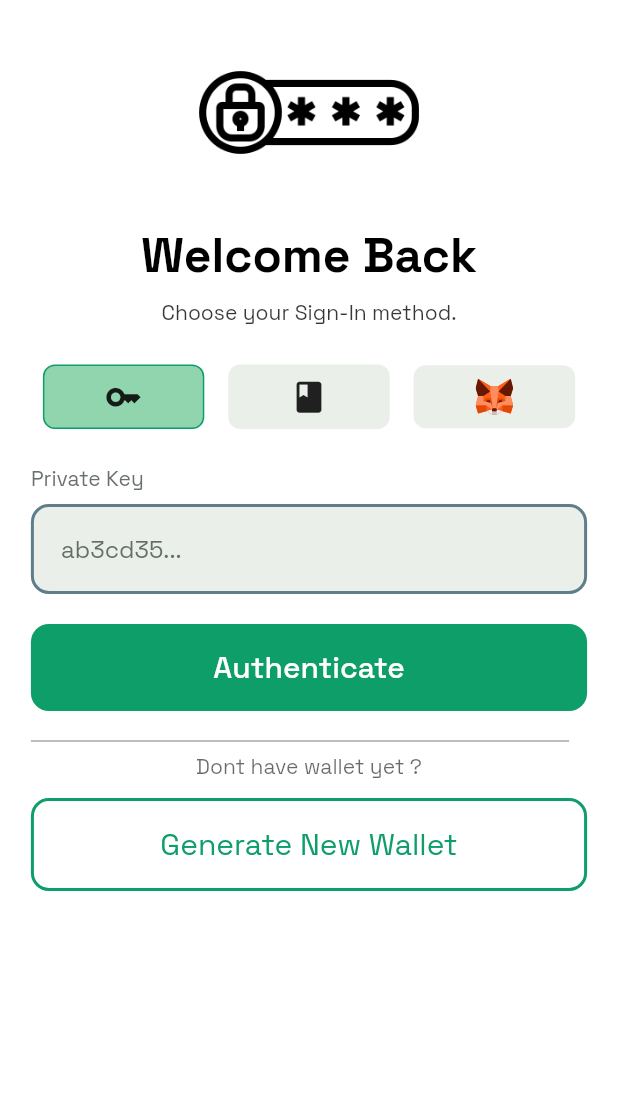
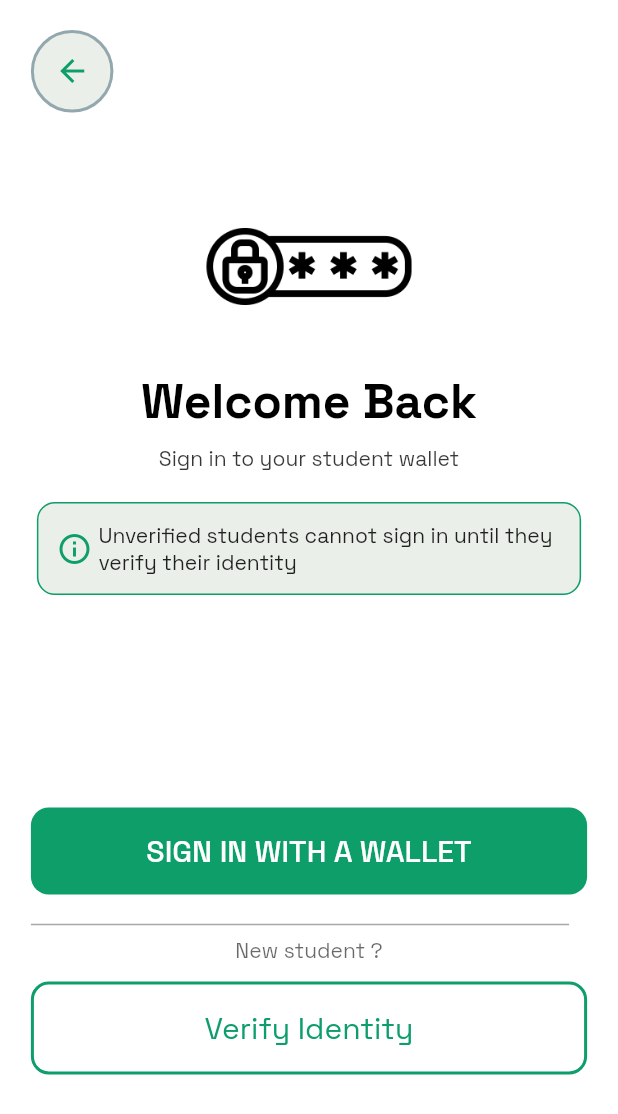
Before and after one commit to marouan-boumchahate/S2dent, a Flutter app: the LoginPage widget shown alone on an empty page, opened directly, on a phone screen of 412 x 824 dp. Shown: the top 1114 px of the screen. Run offline on Flutter 3.47's test engine with Material 3 defaults, Android fonts, the phone set to English and light mode, and no system bars; our stand-ins replace device_preview, flex_color_scheme, flutter_riverpod, flutter_svg, google_fonts, pinput; missing offline and left inert: mobile_scanner, reown_appkit.

Commit message:
Refactor Auth flow

```diff
--- /dev/null
+++ b/app/lib/components/buttons/custom_backbutton.dart
@@ -0,0 +1,30 @@
+import 'package:app/extensions/context_extensions.dart';
+import 'package:flutter/material.dart';
+
+class CustomBackButton extends StatelessWidget {
+  const CustomBackButton({super.key});
+
+  @override
+  Widget build(BuildContext context) {
+    return Positioned(
+      top: 20,
+      left: 0,
+      child: Container(
+        width: 55,
+        height: 55,
+        decoration: BoxDecoration(
+          color: context.colors.surfaceContainer,
+          shape: BoxShape.circle,
+          border: Border.all(
+            color: Colors.blueGrey.withAlpha(160),
+            width: 2,
+          ),
+        ),
+        child: BackButton(
+          onPressed: () => Navigator.pop(context),
+          color: context.colors.primary,
+        ),
+      ),
+    );
+  }
+}
--- /dev/null
+++ b/app/lib/pages/auth/login.dart
@@ -0,0 +1,143 @@
+import 'package:app/components/app_layout.dart';
+import 'package:app/components/buttons/custom_backbutton.dart';
+import 'package:app/components/buttons/primary_button.dart';
+import 'package:app/components/buttons/secondary_button.dart';
+
+import 'package:app/extensions/context_extensions.dart';
+import 'package:app/pages/auth/verify_email.dart';
+import 'package:flutter/material.dart';
+import 'package:flutter_riverpod/flutter_riverpod.dart';
+
+class LoginPage extends ConsumerStatefulWidget {
+  const LoginPage({super.key});
+
+  @override
+  ConsumerState<LoginPage> createState() => _LoginPageState();
+}
+
+class _LoginPageState extends ConsumerState<LoginPage> {
+  bool isDark = true;
+
+  void onTapVerify() {
+    Navigator.push(
+      context,
+      MaterialPageRoute(
+        builder: (context) => VerifyEmailPage(),
+      ),
+    );
+  }
+
+  @override
+  Widget build(BuildContext context) {
+    final icon = Theme.brightnessOf(context) == Brightness.dark
+        ? "assets/password.png"
+        : "assets/password_light.png";
+    return AppLayout(
+        child: Stack(
+      children: [
+        LayoutBuilder(
+          builder: (context, constraints) => SingleChildScrollView(
+            child: ConstrainedBox(
+              constraints: BoxConstraints(minHeight: constraints.maxHeight),
+              child: Column(
+                mainAxisAlignment: MainAxisAlignment.spaceEvenly,
+                children: [
+                  _headerSection(context, icon),
+                  _bottomSection(context)
+                ],
+              ),
+            ),
+          ),
+        ),
+        CustomBackButton(),
+      ],
+    ));
+  }
+
+  Column _bottomSection(BuildContext context) {
+    return Column(
+      children: [
+        PrimaryButton(
+          onTap: () {},
+          label: "SIGN IN WITH A WALLET",
+        ),
+        _dividerSection(context),
+        SecondaryButton(onTap: onTapVerify, label: "Verify Identity"),
+      ],
+    );
+  }
+
+  Padding _dividerSection(BuildContext context) {
+    return Padding(
+      padding: const EdgeInsetsGeometry.symmetric(vertical: 12),
+      child: Column(
+        children: [
+          Divider(
+            color: context.colors.onSurfaceVariant.withAlpha(120),
+            thickness: 1,
+            endIndent: 12,
+          ),
+          Text(
+            "New student ?",
+            style: TextStyle(
+              color: context.colors.onSurface.withAlpha(150),
+            ),
+          )
+        ],
+      ),
+    );
+  }
+
+  Container _headerSection(BuildContext context, String icon) {
+    return Container(
+      padding: const EdgeInsets.only(bottom: 16.0),
+      child: Column(
+        children: [
+          Image.asset(
+            icon,
+            width: 140,
+          ),
+          Text(
+            "Welcome Back",
+            style: TextStyle(
+                fontWeight: FontWeight.bold,
+                fontSize: 32,
+                color: context.colors.onSurface),
+          ),
+          Text(
+            "Sign in to your student wallet",
+            style: TextStyle(
+              height: 2,
+              color: context.colors.onSurface.withAlpha(200),
+            ),
+          ),
+          Padding(
+            padding: const EdgeInsets.symmetric(vertical: 18, horizontal: 4),
+            child: Container(
+              padding: const EdgeInsets.all(12),
+              decoration: BoxDecoration(
+                color: context.colors.surfaceContainer,
+                borderRadius: BorderRadius.circular(12),
+                border: Border.all(color: context.colors.primary),
+              ),
+              child: Row(
+                children: [
+                  Icon(Icons.info_outline, color: context.colors.primary),
+                  Expanded(
+                    child: Padding(
+                      padding: const EdgeInsets.only(left: 4),
+                      child: Text(
+                        "Unverified students cannot sign in until they verify their identity",
+                        overflow: TextOverflow.clip,
+                      ),
+                    ),
+                  ),
+                ],
+              ),
+            ),
+          ),
+        ],
+      ),
+    );
+  }
+}
--- a/app/lib/pages/login.dart
+++ /dev/null
@@ -1,297 +0,0 @@
-import 'package:app/components/animation_wrapper.dart';
-import 'package:app/components/app_layout.dart';
-import 'package:app/components/auth_textfield.dart';
-import 'package:app/components/buttons/primary_button.dart';
-import 'package:app/components/buttons/secondary_button.dart';
-
-import 'package:app/components/buttons/toggle_button.dart';
-import 'package:app/config/app_config.dart';
-import 'package:app/extensions/context_extensions.dart';
-import 'package:app/pages/home.dart';
-import 'package:app/providers/appkit_provider.dart';
-import 'package:flutter/material.dart';
-import 'package:flutter_riverpod/flutter_riverpod.dart';
-import 'package:flutter_secure_storage/flutter_secure_storage.dart';
-import 'package:flutter_svg/svg.dart';
-import 'package:reown_appkit/reown_appkit.dart'
-    hide PrimaryButton, SecondaryButton;
-
-class LoginPage extends ConsumerStatefulWidget {
-  const LoginPage({super.key});
-
-  @override
-  ConsumerState<LoginPage> createState() => _LoginPageState();
-}
-
-enum AuthMethod { privateKey, mnemonic, metamask }
-
-class _LoginPageState extends ConsumerState<LoginPage> {
-  final _formKey = GlobalKey<FormState>();
-  final _privateController = TextEditingController();
-  final _mnemonicController = TextEditingController();
-  AuthMethod method = AuthMethod.privateKey;
-  bool isDark = true;
-
-  late ReownAppKitModal _appKitModal;
-  final _secureStorage = FlutterSecureStorage();
-  bool isModalReady = false;
-
-  @override
-  void dispose() {
-    _privateController.dispose();
-    _mnemonicController.dispose();
-    _appKitModal.onModalConnect.unsubscribe((_) {});
-    super.dispose();
-  }
-
-  @override
-  void initState() {
-    super.initState();
-    _initMetaMask();
-  }
-
-  Future<void> _initMetaMask() async {
-    debugPrint('=== PROJECT ID: "${AppConfig.projectId}" ===');
-    try {
-      _appKitModal = ReownAppKitModal(
-          context: context,
-          projectId: AppConfig.projectId,
-          metadata: PairingMetadata(
-            name: "S2dent",
-            description: "Student Credentials Blockchain",
-            url: "https://ousama-jd.vercel.app/", //fake for now TODO: change it
-            redirect: const Redirect(
-              native: "s2dent://",
-              linkMode: false,
-            ),
-          ),
-          includedWalletIds: {
-            "c57ca95b47569778a828d19178114f4db188b89b763c899ba0be274e97267d96"
-          });
-
-      _appKitModal.onModalConnect.subscribe(
-        (event) async {
-          final address = _appKitModal.session?.getAddress("eip155");
-          if (address != null) {
-            await _secureStorage.write(key: "publicKey", value: address);
-            await _secureStorage.write(key: "AuthMethod", value: "MetaMask");
-            if (mounted) {
-              Navigator.pushReplacement(
-                context,
-                MaterialPageRoute(
-                  builder: (context) => const HomePage(),
-                ),
-              );
-            }
-          }
-        },
-      );
-      await _appKitModal.init();
-      ref.read(appKitModalProvider.notifier).state = _appKitModal;
-      if (mounted) {
-        setState(() {
-          isModalReady = true;
-        });
-      }
-    } catch (e, stackTrace) {
-      debugPrint('Init failed: $e');
-      debugPrint('Stack: $stackTrace');
-    }
-  }
-
-  void onTapAuthenticate() {}
-
-  void onTapGenerate() {}
-
-  void onTapMetaMask() {
-    _appKitModal.openModalView();
-  }
-
-  @override
-  Widget build(BuildContext context) {
-    final icon = Theme.brightnessOf(context) == Brightness.dark
-        ? "assets/password.png"
-        : "assets/password_light.png";
-    return AppLayout(
-      child: SingleChildScrollView(
-        child: Form(
-          key: _formKey,
-          child: Column(
-            mainAxisAlignment: MainAxisAlignment.center,
-            children: [
-              _headerSection(context, icon),
-              _toggleButtons(),
-              method == AuthMethod.metamask
-                  ? _metamaskButton(context)
-                  : _textField(),
-              method != AuthMethod.metamask
-                  ? PrimaryButton(
-                      onTap: onTapAuthenticate,
-                      label: "Authenticate",
-                    )
-                  : const SizedBox(),
-              _dividerSection(context),
-              SecondaryButton(
-                  onTap: onTapGenerate, label: "Generate New Wallet"),
-            ],
-          ),
-        ),
-      ),
-    );
-  }
-
-  AnimationWrapper _metamaskButton(BuildContext context) {
-    return AnimationWrapper(
-      widget: Padding(
-        padding: const EdgeInsets.symmetric(vertical: 12),
-        child: Container(
-          decoration: BoxDecoration(
-            color: context.colors.primaryContainer,
-            borderRadius: BorderRadius.circular(12),
-            border: Border.all(color: context.colors.inversePrimary),
-          ),
-          child: Row(
-            mainAxisAlignment: MainAxisAlignment.center,
-            children: [
-              Text(
-                "MetaMask",
-                style: TextStyle(
-                  fontSize: 16,
-                  fontWeight: FontWeight.bold,
-                ),
-              ),
-              Padding(
-                padding: const EdgeInsets.all(8.0),
-                child: Material(
-                  color: context.colors.inversePrimary,
-                  shape: CircleBorder(),
-                  child: InkWell(
-                    customBorder: CircleBorder(),
-                    onTap: isModalReady ? onTapMetaMask : null,
-                    child: Container(
-                      padding: EdgeInsets.all(8),
-                      decoration: BoxDecoration(
-                          border: Border.all(
-                            color: context.colors.primary,
-                            width: 2,
-                          ),
-                          shape: BoxShape.circle),
-                      child: SvgPicture.asset(
-                        "assets/metamask.svg",
-                        width: 62.2,
-                      ),
-                    ),
-                  ),
-                ),
-              ),
-            ],
-          ),
-        ),
-      ),
-    );
-  }
-
-  Padding _dividerSection(BuildContext context) {
-    return Padding(
-      padding: const EdgeInsetsGeometry.symmetric(vertical: 12),
-      child: Column(
-        children: [
-          Divider(
-            color: context.colors.onSurfaceVariant.withAlpha(120),
-            thickness: 1,
-            endIndent: 12,
-          ),
-          Text(
-            "Dont have wallet yet ?",
-            style: TextStyle(
-              color: context.colors.onSurface.withAlpha(150),
-            ),
-          )
-        ],
-      ),
-    );
-  }
-
-  AnimationWrapper _textField() {
-    return AnimationWrapper(
-      widget: AuthTextfield(
-        key: ValueKey(method),
-        controller: method == AuthMethod.privateKey
-            ? _privateController
-            : _mnemonicController,
-        label: method == AuthMethod.privateKey ? "Private Key" : "Mnemonic",
-        hint:
-            method == AuthMethod.privateKey ? "ab3cd35..." : "Horse, Apple...",
-      ),
-    );
-  }
-
-  Row _toggleButtons() {
-    return Row(
-      mainAxisAlignment: MainAxisAlignment.center,
-      children: [
-        Expanded(
-          child: ToggleButton(
-            onTap: () {
-              setState(() {
-                method = AuthMethod.privateKey;
-              });
-            },
-            isSelected: method == AuthMethod.privateKey,
-            child: Icon(Icons.key, size: 25),
-          ),
-        ),
-        Expanded(
-          child: ToggleButton(
-            onTap: () {
-              setState(() {
-                method = AuthMethod.mnemonic;
-              });
-            },
-            isSelected: method == AuthMethod.mnemonic,
-            child: Icon(Icons.book, size: 25),
-          ),
-        ),
-        Expanded(
-          child: ToggleButton(
-            onTap: () {
-              setState(() {
-                method = AuthMethod.metamask;
-              });
-            },
-            isSelected: method == AuthMethod.metamask,
-            child: SvgPicture.asset("assets/metamask.svg", width: 25),
-          ),
-        ),
-      ],
-    );
-  }
-
-  Container _headerSection(BuildContext context, String icon) {
-    return Container(
-      padding: const EdgeInsets.only(bottom: 16.0),
-      child: Column(
-        children: [
-          Image.asset(
-            icon,
-            width: 150,
-          ),
-          Text(
-            "Welcome Back",
-            style: TextStyle(
-                fontWeight: FontWeight.bold,
-                fontSize: 32,
-                color: context.colors.onSurface),
-          ),
-          Text(
-            "Choose your Sign-In method.",
-            style: TextStyle(
-              height: 2,
-              color: context.colors.onSurface.withAlpha(200),
-            ),
-          ),
-        ],
-      ),
-    );
-  }
-}
--- a/app/lib/pages/verification_result.dart
+++ b/app/lib/pages/scan_result.dart
@@ -1,8 +1,8 @@
 import 'package:app/components/app_layout.dart';
 import 'package:flutter/material.dart';
 
-class VerificationResultPage extends StatelessWidget {
-  const VerificationResultPage({
+class ScanResultPage extends StatelessWidget {
+  const ScanResultPage({
     super.key,
     required this.result,
   });
--- a/app/lib/pages/scanner.dart
+++ b/app/lib/pages/scanner.dart
@@ -1,6 +1,6 @@
 import 'package:app/components/decorations/scanner_corners.dart';
 import 'package:app/extensions/context_extensions.dart';
-import 'package:app/pages/verification_result.dart';
+import 'package:app/pages/scan_result.dart';
 import 'package:flutter/material.dart';
 import 'package:mobile_scanner/mobile_scanner.dart';
 
@@ -32,8 +32,7 @@ class _ScannerPageState extends State<ScannerPage> {
     await Navigator.push(
       context,
       MaterialPageRoute(
-        builder: (context) =>
-            VerificationResultPage(result: barcode!.rawValue!),
+        builder: (context) => ScanResultPage(result: barcode!.rawValue!),
       ),
     );
     isScanned = false;
```
Also changed, not shown: app/lib/pages/auth/verify_email.dart (renamed from app/lib/pages/verify_email.dart, +9 -69 lines), app/lib/pages/auth/verify_otp.dart (renamed from app/lib/pages/verify_otp.dart, +13 -24 lines), app/lib/pages/home.dart (+1 -30 lines), app/lib/pages/role_selection.dart (+10 -10 lines).
